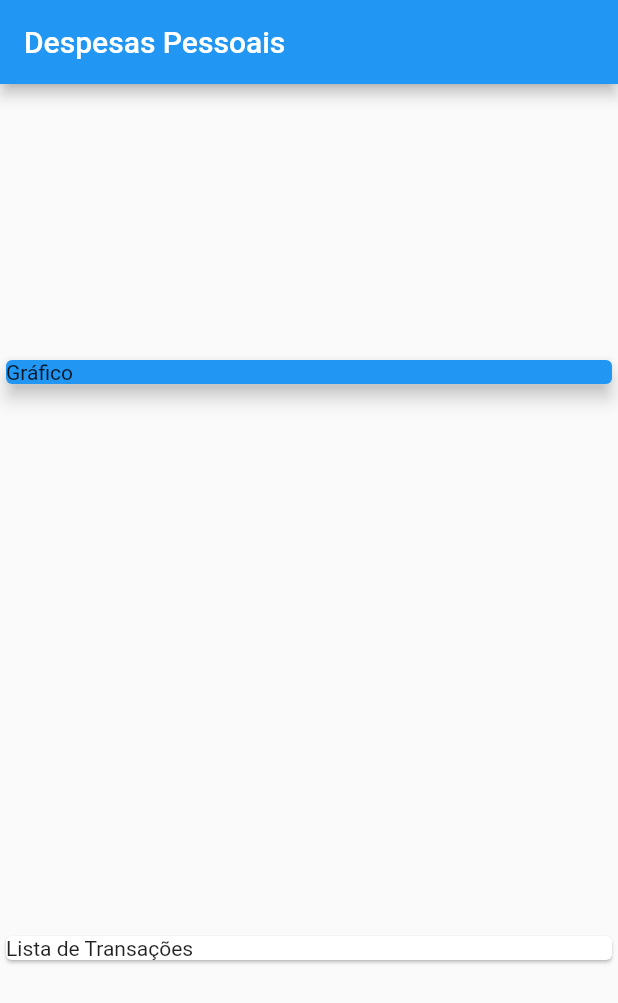
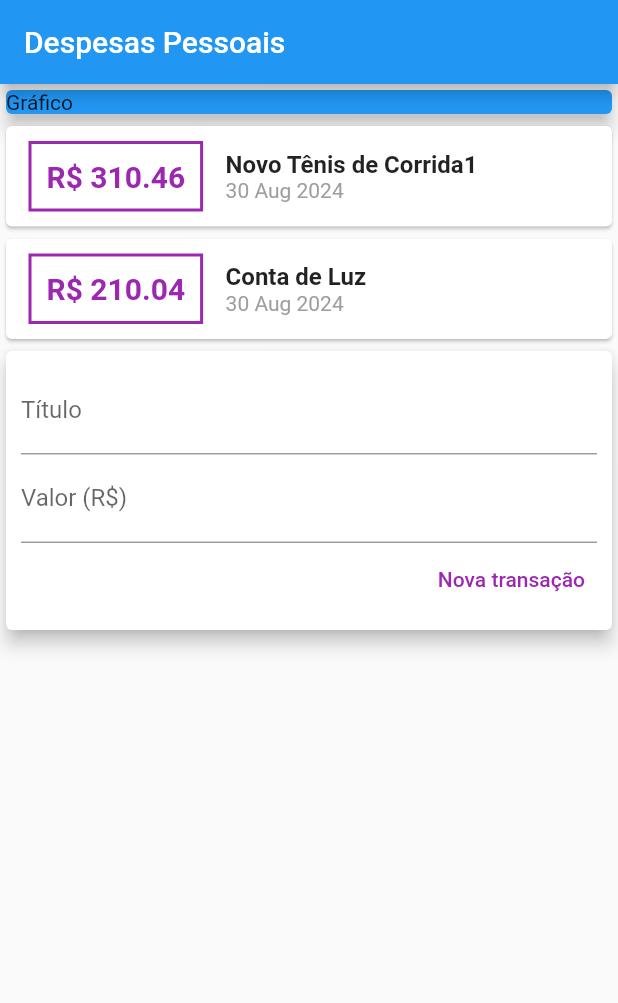
Before and after one commit to diego-alvarenga/estudos_flutter, a Flutter app: the screen it shows after launch, on a phone screen of 412 x 824 dp. Shown: the top 1003 px of the screen. Run offline on Flutter 3.47's test engine with Material 2 defaults, Android fonts, the phone set to English and light mode, and no system bars.

Commit message:
style: apply style corrections and use TextField to receive input values

```diff
--- a/expenses/lib/main.dart
+++ b/expenses/lib/main.dart
@@ -1,5 +1,6 @@
 import 'package:expenses/models/transaction.dart';
 import 'package:flutter/material.dart';
+import 'package:intl/intl.dart';
 
 main() => runApp(ExpensesApp());
 
@@ -13,11 +14,15 @@ class ExpensesApp extends StatelessWidget {
 }
 
 class MyHomePage extends StatelessWidget {
+
+  final titleController = TextEditingController();
+  final valueController = TextEditingController();
+
   final _transactions = [
     Transaction(
       id: 't1',
       title: 'Novo Tênis de Corrida1',
-      value: 3110.46,
+      value: 310.46,
       date: DateTime.now(),
     ),
     Transaction(
@@ -34,7 +39,6 @@ class MyHomePage extends StatelessWidget {
         title: Text('Despesas Pessoais'),
       ),
       body: Column(
-        mainAxisAlignment: MainAxisAlignment.spaceAround,
         crossAxisAlignment: CrossAxisAlignment.stretch,
         children: <Widget>[
           Container(
@@ -44,9 +48,91 @@ class MyHomePage extends StatelessWidget {
               elevation: 5,
             ),
           ),
+          Column(
+           children: _transactions.map((tr) {
+              return Card(
+                child: Row(
+                  children: <Widget>[
+                    Container(
+                      margin: EdgeInsets.symmetric(
+                        horizontal: 15,
+                        vertical: 10
+                      ),
+                      decoration: BoxDecoration(
+                        border: Border.all(
+                          color: Colors.purple,
+                          width: 2,
+                        )
+                      ),
+                      padding: EdgeInsets.all(10),
+                      child: Text(
+                        'R\$ ${tr.value.toStringAsFixed(2)}',
+                        style: TextStyle(
+                          fontWeight: FontWeight.bold,
+                          fontSize: 20,
+                          color: Colors.purple,
+                        ),
+                      ),
+                    ),
+                    Column(
+                      crossAxisAlignment: CrossAxisAlignment.start,
+                      children: <Widget>[
+                        Text(tr.title,
+                          style: TextStyle(
+                            fontSize: 16,
+                            fontWeight: FontWeight.bold,
+                          ),
+                        ),
+                        Text(
+                          DateFormat('d MMM y').format(tr.date),
+                          style: TextStyle(
+                            color: Colors.grey,
+                          ),
+                          ),
+                      ],
+                    )
+                  ],
+                ),
+              );
+            }).toList(),
+          ),
           Card(
-            child: Text('Lista de Transações'),
-          ),
+            elevation: 5,
+            child: Padding(
+              padding: const EdgeInsets.all(10),
+              child: Column(
+                children: <Widget>[
+                  TextField(
+                    controller: titleController,
+                    decoration: InputDecoration(
+                      labelText: 'Título',
+                    ),
+                  ),
+                  TextField(
+                    controller: valueController,
+                    decoration: InputDecoration(
+                      labelText: 'Valor (R\$)',
+                    ),
+                  ),
+                  Row(
+                    mainAxisAlignment: MainAxisAlignment.end,
+                    children: <Widget>[
+                      TextButton(
+                        onPressed: () {
+                          print(titleController.text);
+                          print(valueController.text);
+                        },
+                        child: Text(
+                          'Nova transação',
+                          style: TextStyle(color: Colors.purple),
+                        ),
+                      )
+                    ],
+                  )
+                ],
+              ),
+            ),
+          )
         ],
       ),
     );
--- a/expenses/pubspec.yaml
+++ b/expenses/pubspec.yaml
@@ -30,7 +30,7 @@ environment:
 dependencies:
   flutter:
     sdk: flutter
-
+  intl: ^0.18.0
 
   # The following adds the Cupertino Icons font to your application.
   # Use with the CupertinoIcons class for iOS style icons.
```
Also changed, not shown: expenses/pubspec.lock.
